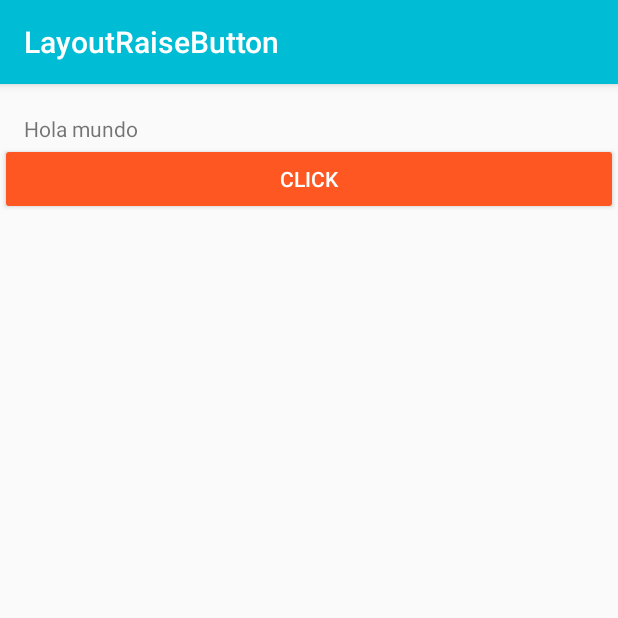
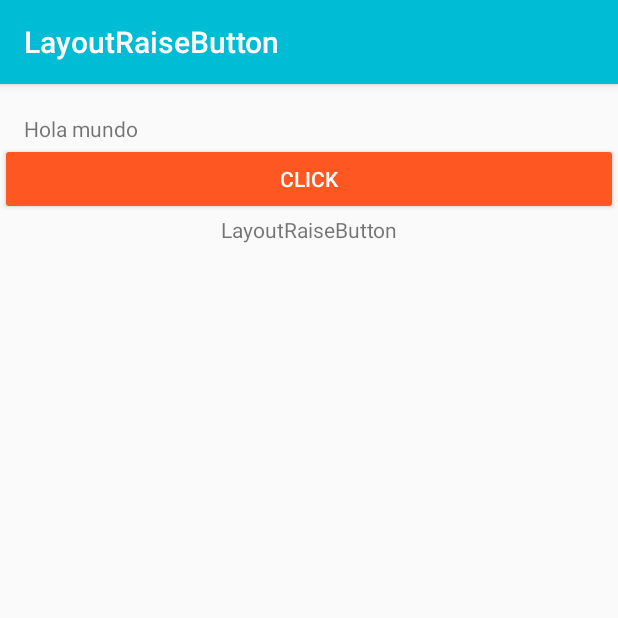
Before and after one commit to Mafe0394/LayoutRaiseButton, an Android app: the screen it shows after launch (MainActivity), on a phone screen of 412 x 824 dp, the top half of it. Run offline under Robolectric (Android 15) with nearby library versions, the phone set to English and light mode, and no system bars.

Commit message:
Nueva rama

```diff
--- a/app/src/main/res/layout/activity_main.xml
+++ b/app/src/main/res/layout/activity_main.xml
@@ -25,5 +25,12 @@
         app:layout_constraintTop_toBottomOf="@id/tvMiTextView"
         android:text="@string/texto_btn"
         android:theme="@style/MyRaisedButton"/>
+    <TextView
+        android:layout_width="wrap_content"
+        android:layout_height="wrap_content"
+        app:layout_constraintTop_toBottomOf="@id/btnMiBoton"
+        android:text="@string/app_name"
+        app:layout_constraintLeft_toLeftOf="parent"
+        app:layout_constraintRight_toRightOf="parent"/>
 
 </androidx.constraintlayout.widget.ConstraintLayout>
--- a/app/src/main/res/values/colors.xml
+++ b/app/src/main/res/values/colors.xml
@@ -4,4 +4,5 @@
     <color name="colorPrimaryDark">#0097A7</color>
     <color name="colorAccent">#FF5722</color>
     <color name="blanco">#FFFFFF</color>
+    <color name="negro">#000000</color>
 </resources>
```
